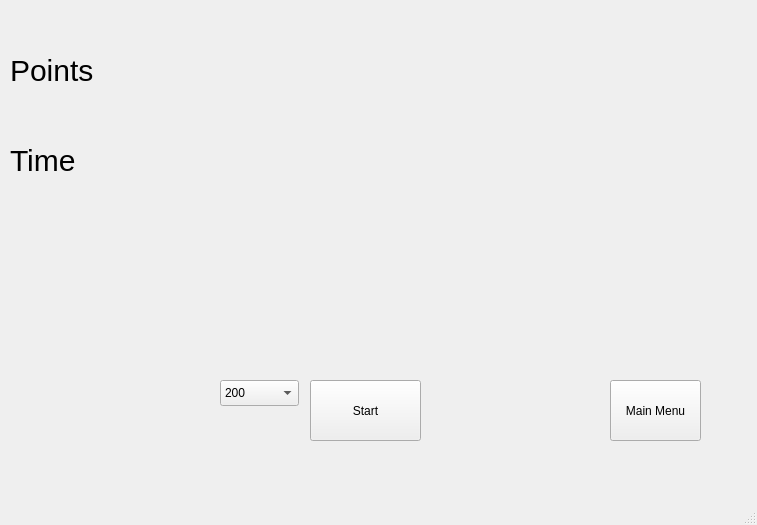
First picture: the form in app.ui, repository JohnPoleshchuk/KeyboardTrainer, before the edit.
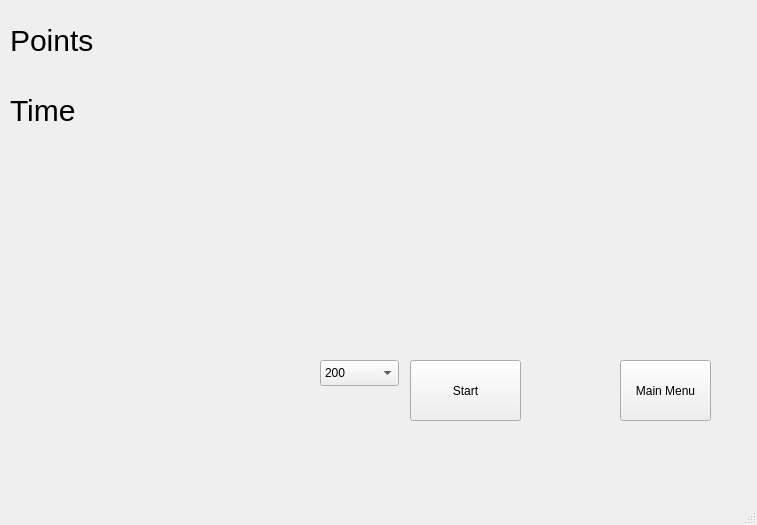
Second picture: the form after the edit. The open tabs and pages were chosen to show the change.

Diff of the .ui file:
```diff
--- a/app.ui
+++ b/app.ui
@@ -511,8 +511,8 @@
      <widget class="QPushButton" name="ButtonMainMenuOP1">
       <property name="geometry">
        <rect>
-        <x>630</x>
-        <y>390</y>
+        <x>640</x>
+        <y>370</y>
         <width>91</width>
         <height>61</height>
        </rect>
@@ -524,8 +524,8 @@
      <widget class="QLabel" name="Option1OUT">
       <property name="geometry">
        <rect>
-        <x>100</x>
-        <y>270</y>
+        <x>50</x>
+        <y>250</y>
         <width>591</width>
         <height>81</height>
        </rect>
@@ -542,8 +542,8 @@
      <widget class="QPushButton" name="Option1ButtonStart">
       <property name="geometry">
        <rect>
-        <x>330</x>
-        <y>390</y>
+        <x>430</x>
+        <y>370</y>
         <width>111</width>
         <height>61</height>
        </rect>
@@ -556,7 +556,7 @@
       <property name="geometry">
        <rect>
         <x>130</x>
-        <y>130</y>
+        <y>80</y>
         <width>571</width>
         <height>81</height>
        </rect>
@@ -574,7 +574,7 @@
       <property name="geometry">
        <rect>
         <x>30</x>
-        <y>130</y>
+        <y>80</y>
         <width>71</width>
         <height>81</height>
        </rect>
@@ -592,7 +592,7 @@
       <property name="geometry">
        <rect>
         <x>30</x>
-        <y>40</y>
+        <y>10</y>
         <width>91</width>
         <height>81</height>
        </rect>
@@ -610,7 +610,7 @@
       <property name="geometry">
        <rect>
         <x>130</x>
-        <y>40</y>
+        <y>20</y>
         <width>571</width>
         <height>81</height>
        </rect>
@@ -627,8 +627,8 @@
      <widget class="QComboBox" name="Option1ChoseNumber">
       <property name="geometry">
        <rect>
-        <x>240</x>
-        <y>390</y>
+        <x>340</x>
+        <y>370</y>
         <width>79</width>
         <height>26</height>
        </rect>
```
Left out of the diff: 38 changed lines with no effect on the pictures.
